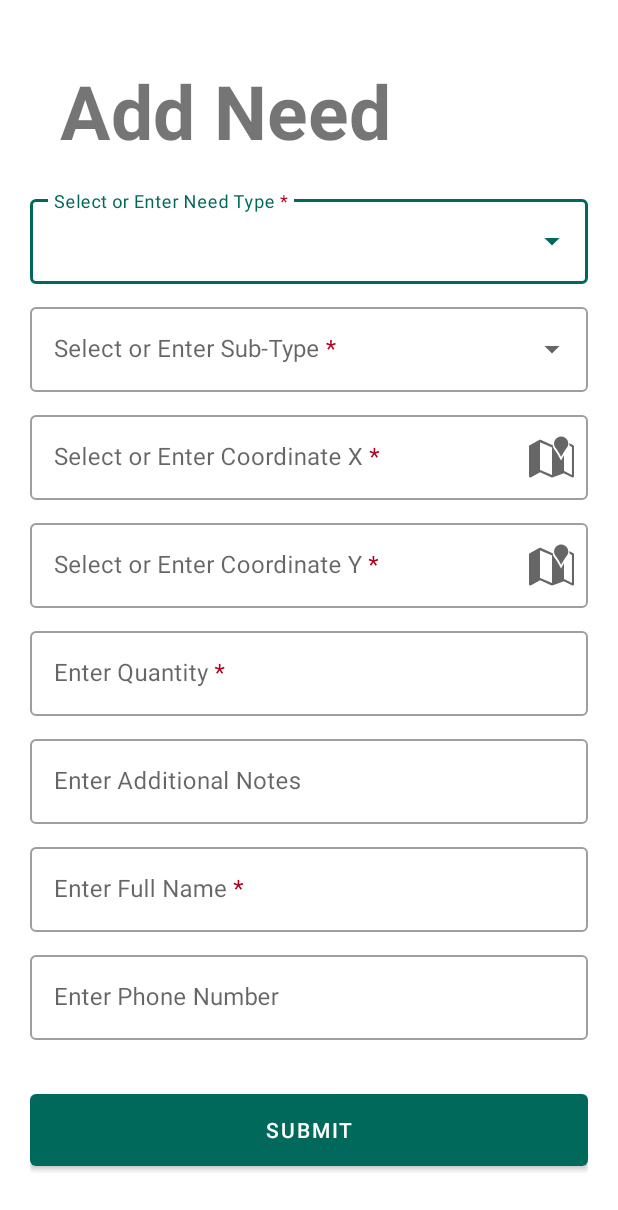
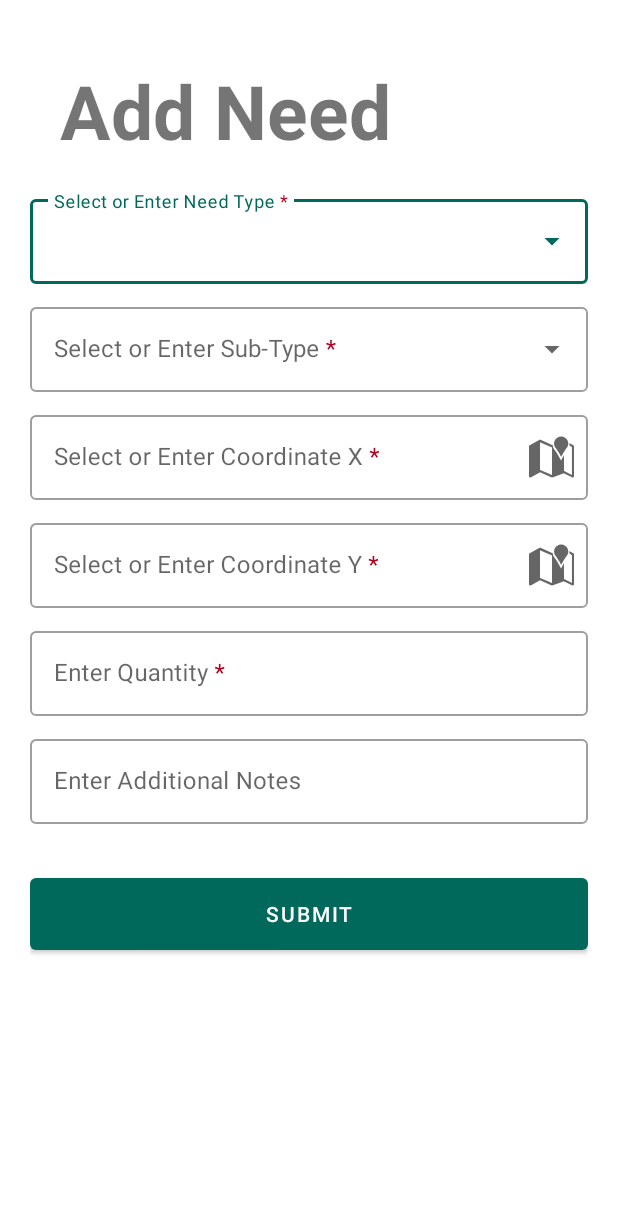
Before and after one commit to bounswe/bounswe2023group2, an Android app: the layout fragment_add_need.xml on its own in the app's theme, with its tools: preview values and no code run, on a phone screen of 412 x 824 dp. Shown: the top 1210 px of the screen. Run offline under Robolectric (Android 15) with nearby library versions, the phone set to English and light mode, and no system bars.

Commit message:
#497 # solving entering-twice bug, removing unnecessary fields from needs

```diff
--- a/Disaster-Response-Platform/mobile/DisasterResponsePlatform/app/src/main/res/layout/fragment_add_need.xml
+++ b/Disaster-Response-Platform/mobile/DisasterResponsePlatform/app/src/main/res/layout/fragment_add_need.xml
@@ -124,40 +124,6 @@
         </com.google.android.material.textfield.TextInputLayout>
 
 
-        <com.google.android.material.textfield.TextInputLayout
-            android:id="@+id/etFullName"
-            style="@style/Widget.MaterialComponents.TextInputLayout.OutlinedBox"
-            android:layout_width="match_parent"
-            android:layout_height="wrap_content"
-            android:hint="@string/enter_full_name"
-            app:endIconMode="clear_text"
-            android:layout_marginBottom="10dp">
-
-            <com.google.android.material.textfield.TextInputEditText
-                android:layout_width="match_parent"
-                android:layout_height="wrap_content"
-                android:inputType="text"/>
-
-        </com.google.android.material.textfield.TextInputLayout>
-
-
-        <com.google.android.material.textfield.TextInputLayout
-            android:id="@+id/etPhoneNumber"
-            style="@style/Widget.MaterialComponents.TextInputLayout.OutlinedBox"
-            android:layout_width="match_parent"
-            android:layout_height="wrap_content"
-            android:hint="@string/enter_phone_number"
-            app:endIconMode="clear_text"
-            android:layout_marginBottom="10dp">
-
-            <com.google.android.material.textfield.TextInputEditText
-                android:layout_width="match_parent"
-                android:layout_height="wrap_content"
-                android:inputType="phone"/>
-
-        </com.google.android.material.textfield.TextInputLayout>
-
-
         <com.google.android.material.button.MaterialButton
             android:id="@+id/btnSubmit"
             android:layout_width="match_parent"
```
Also changed, not shown: Disaster-Response-Platform/mobile/DisasterResponsePlatform/app/src/main/java/com/example/disasterresponseplatform/ui/activity/need/AddNeedFragment.kt (+9 -33 lines), Disaster-Response-Platform/mobile/DisasterResponsePlatform/app/src/main/java/com/example/disasterresponseplatform/ui/activity/need/EditNeedFragment.kt (+9 -35 lines), Disaster-Response-Platform/mobile/DisasterResponsePlatform/app/src/main/java/com/example/disasterresponseplatform/ui/activity/need/NeedFragment.kt (+4 -7 lines), Disaster-Response-Platform/mobile/DisasterResponsePlatform/app/src/main/java/com/example/disasterresponseplatform/ui/activity/resource/AddResourceFragment.kt (+10 -3 lines), Disaster-Response-Platform/mobile/DisasterResponsePlatform/app/src/main/java/com/example/disasterresponseplatform/ui/activity/resource/ResourceFragment.kt (+4 -8 lines), Disaster-Response-Platform/mobile/DisasterResponsePlatform/app/src/main/res/layout/fragment_edit_need.xml (+0 -35 lines).
